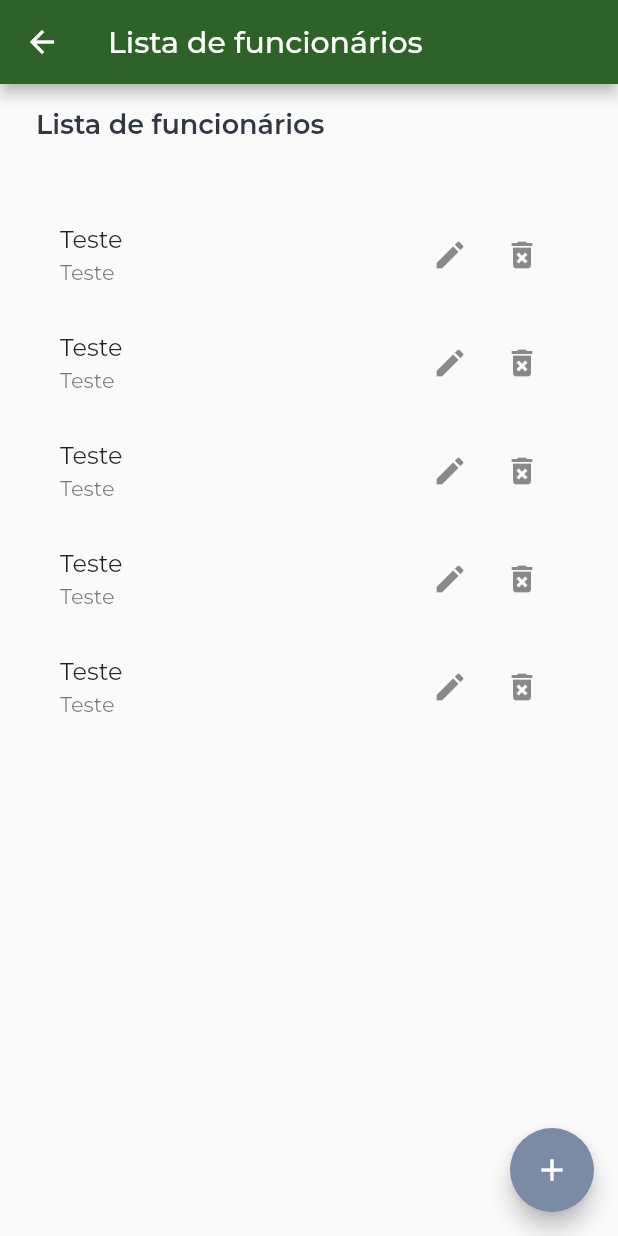
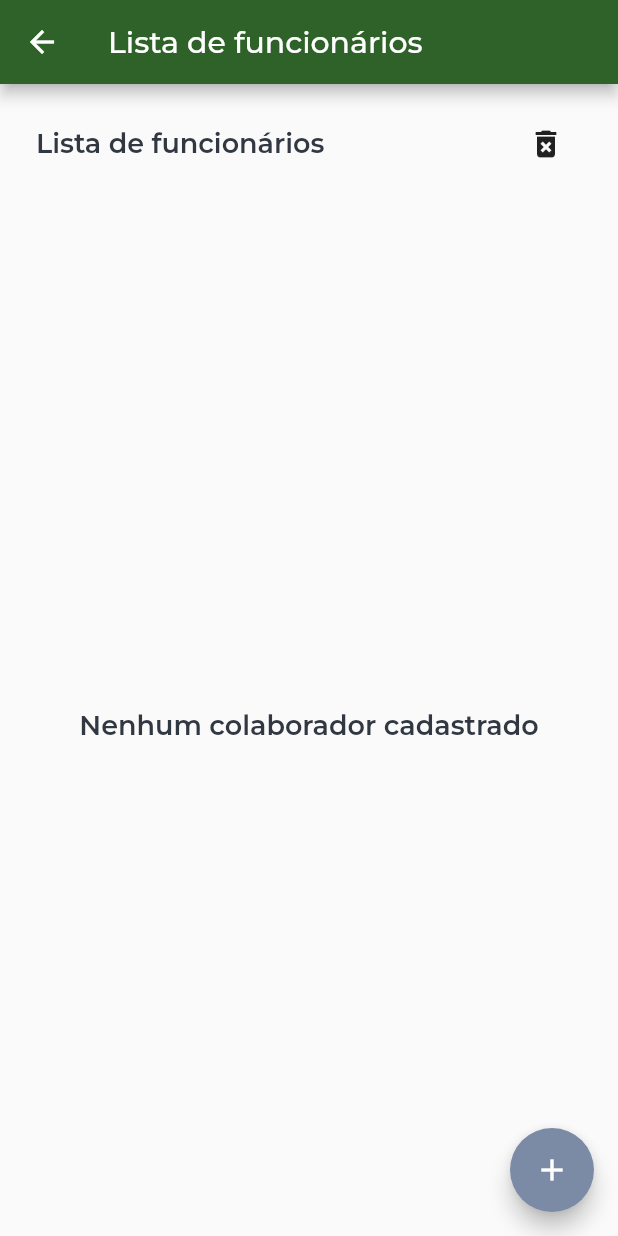
Before and after one commit to ViniciusPii/study-app-my-bloc-flutter, a Flutter app: the screen it shows after launch, after a tap on "CRUD com Firebase", on a phone screen of 412 x 824 dp. Run offline on Flutter 3.47's test engine with Material 2 defaults, Android fonts, the phone set to English and light mode, and no system bars; our stand-ins replace cloud_firestore, dio, firebase_core, google_fonts; missing offline and left inert: validatorless; accounts and stored records are empty; generated files the repository leaves out were written again; network calls fail.

Commit message:
Read + removeall + remove + save do firebase

```diff
--- a/lib/src/modules/crud_firebase/crud_firebase_injection.dart
+++ b/lib/src/modules/crud_firebase/crud_firebase_injection.dart
@@ -1,5 +1,6 @@
 import 'package:superapp_my_bloc/src/core/bloc/di/dependon.dart';
 import 'package:superapp_my_bloc/src/injection.dart';
+import 'package:superapp_my_bloc/src/modules/crud_firebase/features/collaborator_list/bloc/collaborator_list_bloc.dart';
 import 'package:superapp_my_bloc/src/modules/crud_firebase/features/collaborator_register/bloc/collaborator_register_bloc.dart';
 import 'package:superapp_my_bloc/src/modules/crud_firebase/repositories/collaborator/collaborator_repository.dart';
 import 'package:superapp_my_bloc/src/modules/crud_firebase/repositories/collaborator/collaborator_repository_impl.dart';
@@ -14,6 +15,7 @@ class CrudFirebaseInjection {
     );
 
     //controllers
+    di.registerFactory(() => CollaboratorListBloc(collaboratorRepository: get()));
     di.registerFactory(() => CollaboratorRegisterBloc(collaboratorRepository: get()));
   }
 }
--- /dev/null
+++ b/lib/src/modules/crud_firebase/features/collaborator_list/bloc/collaborator_list_bloc.dart
@@ -0,0 +1,33 @@
+import 'package:superapp_my_bloc/src/core/bloc/bloc.dart';
+import 'package:superapp_my_bloc/src/modules/crud_firebase/models/collaborator_model.dart';
+import 'package:superapp_my_bloc/src/modules/crud_firebase/repositories/collaborator/collaborator_repository.dart';
+
+part 'collaborator_list_state.dart';
+
+class CollaboratorListBloc extends Bloc<CollaboratorListState> {
+  CollaboratorListBloc({
+    required CollaboratorRepository collaboratorRepository,
+  })  : _collaboratorRepository = collaboratorRepository,
+        super(CollaboratorListInitial());
+
+  final CollaboratorRepository _collaboratorRepository;
+
+  void getCollaborators() => _collaboratorRepository.getCollaborators().listen(
+        (collaborators) {
+          emit(CollaboratorListLoading());
+          emit(CollaboratorListSuccess(collaborators: collaborators));
+        },
+      );
+
+  Future<void> removeCollaborator(CollaboratorModel collaborator) async {
+    emit(CollaboratorListLoading());
+    await _collaboratorRepository.removeCollaborator(collaborator);
+    emit(CollaboratorListSuccess(collaborators: state.collaborators));
+  }
+
+  Future<void> removeAllCollaborator() async {
+    emit(CollaboratorListLoading());
+    await _collaboratorRepository.removeAllCollaborator();
+    emit(CollaboratorListSuccess(collaborators: state.collaborators));
+  }
+}
--- /dev/null
+++ b/lib/src/modules/crud_firebase/features/collaborator_list/bloc/collaborator_list_state.dart
@@ -0,0 +1,31 @@
+part of 'collaborator_list_bloc.dart';
+
+abstract class CollaboratorListState {
+  CollaboratorListState({
+    required this.collaborators,
+  });
+
+  final List<CollaboratorModel> collaborators;
+}
+
+class CollaboratorListInitial extends CollaboratorListState {
+  CollaboratorListInitial() : super(collaborators: []);
+}
+
+class CollaboratorListLoading extends CollaboratorListState {
+  CollaboratorListLoading() : super(collaborators: []);
+}
+
+class CollaboratorListSuccess extends CollaboratorListState {
+  CollaboratorListSuccess({
+    required List<CollaboratorModel> collaborators,
+  }) : super(collaborators: collaborators);
+}
+
+class CollaboratorListError extends CollaboratorListState {
+  CollaboratorListError({
+    required this.message,
+  }) : super(collaborators: []);
+
+  final String message;
+}
--- a/lib/src/modules/crud_firebase/features/collaborator_list/collaborator_list_page.dart
+++ b/lib/src/modules/crud_firebase/features/collaborator_list/collaborator_list_page.dart
@@ -1,9 +1,13 @@
 import 'package:flutter/material.dart';
+import 'package:superapp_my_bloc/src/core/bloc/components/bloc_consumer.dart';
+import 'package:superapp_my_bloc/src/core/bloc/di/dependon.dart';
 import 'package:superapp_my_bloc/src/core/components/base_view_component.dart';
 import 'package:superapp_my_bloc/src/core/components/people_card_component.dart';
+import 'package:superapp_my_bloc/src/core/components/three_bounce_component.dart';
 import 'package:superapp_my_bloc/src/core/theme/app_dimension.dart';
 import 'package:superapp_my_bloc/src/core/theme/app_fonts.dart';
 import 'package:superapp_my_bloc/src/core/utils/utils.dart';
+import 'package:superapp_my_bloc/src/modules/crud_firebase/features/collaborator_list/bloc/collaborator_list_bloc.dart';
 import 'package:superapp_my_bloc/src/modules/crud_firebase/routes/crud_firebase_routes.dart';
 
 class CollaboratorListPage extends StatefulWidget {
@@ -14,6 +18,21 @@ class CollaboratorListPage extends StatefulWidget {
 }
 
 class _CollaboratorListPageState extends State<CollaboratorListPage> {
+  late final CollaboratorListBloc bloc;
+
+  @override
+  void initState() {
+    bloc = get();
+    bloc.getCollaborators();
+    super.initState();
+  }
+
+  @override
+  void dispose() {
+    bloc.dispose();
+    super.dispose();
+  }
+
   @override
   Widget build(BuildContext context) {
     final color = Utils.getColorArgs(context);
@@ -31,17 +50,46 @@ class _CollaboratorListPageState extends State<CollaboratorListPage> {
             const SizedBox(
               height: AppDimension.size_5,
             ),
-            ListView.builder(
-              shrinkWrap: true,
-              itemBuilder: (context, index) {
-                return PeopleCardComponent(
-                  title: 'Teste',
-                  subtitle: 'Teste',
-                  leftFunc: () {},
-                  rightFunc: () {},
+            BlocConsumer<CollaboratorListBloc, CollaboratorListState>(
+              bloc: bloc,
+              builder: (context, state) {
+                final collaborators = state.collaborators;
+
+                if (state is CollaboratorListLoading || state is CollaboratorListInitial) {
+                  return Expanded(
+                    child: ThreeBounceComponent(
+                      color: color,
+                    ),
+                  );
+                }
+
+                if (collaborators.isEmpty) {
+                  return Expanded(
+                    child: Center(
+                      child: Text(
+                        'Nenhum colaborador cadastrado',
+                        style: AppFonts.titleLarge(),
+                      ),
+                    ),
+                  );
+                }
+
+                return Expanded(
+                  child: ListView.builder(
+                    itemBuilder: (context, index) {
+                      final collaborator = collaborators[index];
+
+                      return PeopleCardComponent(
+                        title: collaborator.name,
+                        subtitle: collaborator.job,
+                        leftFunc: () {},
+                        rightFunc: () => bloc.removeCollaborator(collaborator),
+                      );
+                    },
+                    itemCount: state.collaborators.length,
+                  ),
                 );
               },
-              itemCount: 5,
             ),
           ],
         ),
@@ -57,9 +105,20 @@ class _CollaboratorListPageState extends State<CollaboratorListPage> {
   }
 
   Widget _buildTitle() {
-    return Text(
-      'Lista de funcionários',
-      style: AppFonts.titleLarge(),
+    return Row(
+      mainAxisAlignment: MainAxisAlignment.spaceBetween,
+      children: [
+        Text(
+          'Lista de funcionários',
+          style: AppFonts.titleLarge(),
+        ),
+        IconButton(
+          onPressed: () => bloc.removeAllCollaborator(),
+          icon: const Icon(
+            Icons.delete_forever,
+          ),
+        ),
+      ],
     );
   }
 }
--- a/lib/src/modules/crud_firebase/models/collaborator_model.dart
+++ b/lib/src/modules/crud_firebase/models/collaborator_model.dart
@@ -1,16 +1,32 @@
+import 'package:cloud_firestore/cloud_firestore.dart';
+
 class CollaboratorModel {
   CollaboratorModel({
+    this.id,
     required this.job,
     required this.name,
+    required this.timestamp,
   });
 
+  final String? id;
   final String job;
   final String name;
+  final DateTime timestamp;
+
+  factory CollaboratorModel.fromDocument(DocumentSnapshot<Map<String, dynamic>> doc) {
+    return CollaboratorModel(
+      id: doc.id,
+      job: doc['job'].toString(),
+      name: doc['name'].toString(),
+      timestamp: DateTime.parse(doc['timestamp'].toDate().toString()),
+    );
+  }
 
   Map<String, dynamic> toJson() {
     return <String, dynamic>{
       'job': job,
       'name': name,
+      'timestamp': timestamp,
     };
   }
 }
--- a/lib/src/modules/crud_firebase/repositories/collaborator/collaborator_repository.dart
+++ b/lib/src/modules/crud_firebase/repositories/collaborator/collaborator_repository.dart
@@ -1,5 +1,8 @@
 import 'package:superapp_my_bloc/src/modules/crud_firebase/models/collaborator_model.dart';
 
 abstract class CollaboratorRepository {
+  Stream<List<CollaboratorModel>> getCollaborators();
+  Future<void> removeAllCollaborator();
   Future<void> addCollaborator(CollaboratorModel collaborator);
+  Future<void> removeCollaborator(CollaboratorModel collaborator);
 }
```
Also changed, not shown: lib/src/core/exceptions/app_exception.dart (added, +7 -0 lines), lib/src/modules/crud_firebase/features/collaborator_register/bloc/collaborator_register_bloc.dart (+9 -2 lines), lib/src/modules/crud_firebase/features/collaborator_register/collaborator_register_page.dart (+37 -7 lines), lib/src/modules/crud_firebase/repositories/collaborator/collaborator_repository_impl.dart (+29 -2 lines), 1 other file.
